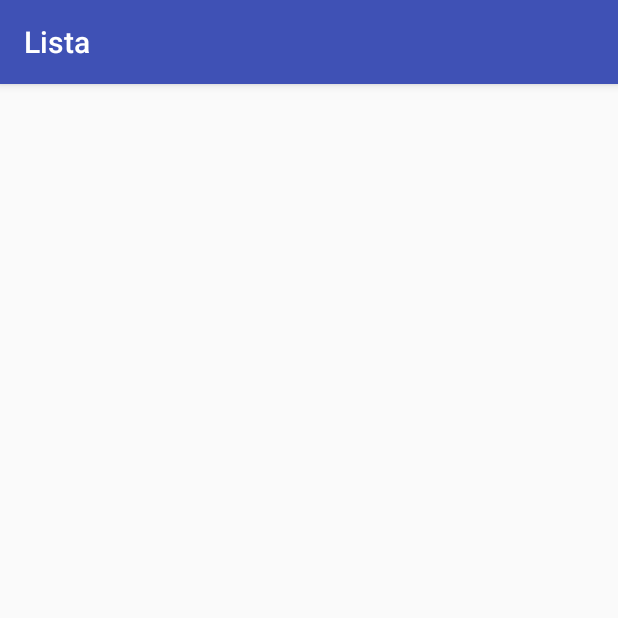
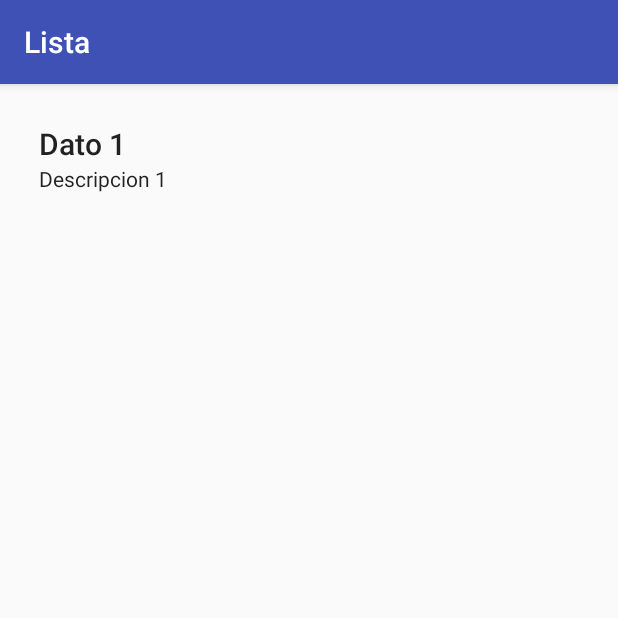
Before and after one commit to milo2005/EjRecyclerView, an Android app: the screen it shows after launch (MainActivity), on a phone screen of 412 x 824 dp, the top half of it. Run offline under Robolectric (Android 15) with nearby library versions, the phone set to English and light mode, and no system bars.

```diff
--- a/app/src/main/java/unicauca/movil/lista/adapters/PlcmmsAdapter.java
+++ b/app/src/main/java/unicauca/movil/lista/adapters/PlcmmsAdapter.java
@@ -31,7 +31,7 @@ public class PlcmmsAdapter extends RecyclerView.Adapter<PlcmmsAdapter.PlcmmsView
 
     @Override
     public PlcmmsViewHolder onCreateViewHolder(ViewGroup parent, int viewType) {
-        View v = inflater.inflate(R.layout.activity_main, parent, false);
+        View v = inflater.inflate(R.layout.template_item, parent, false);
         PlcmmsViewHolder viewHolder = new PlcmmsViewHolder(v);
         return viewHolder;
     }
```
